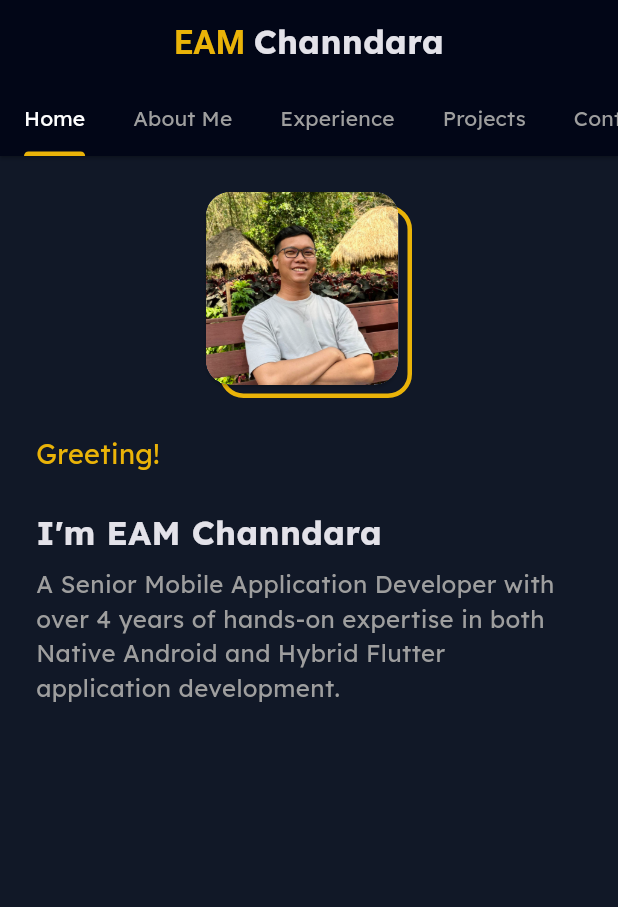
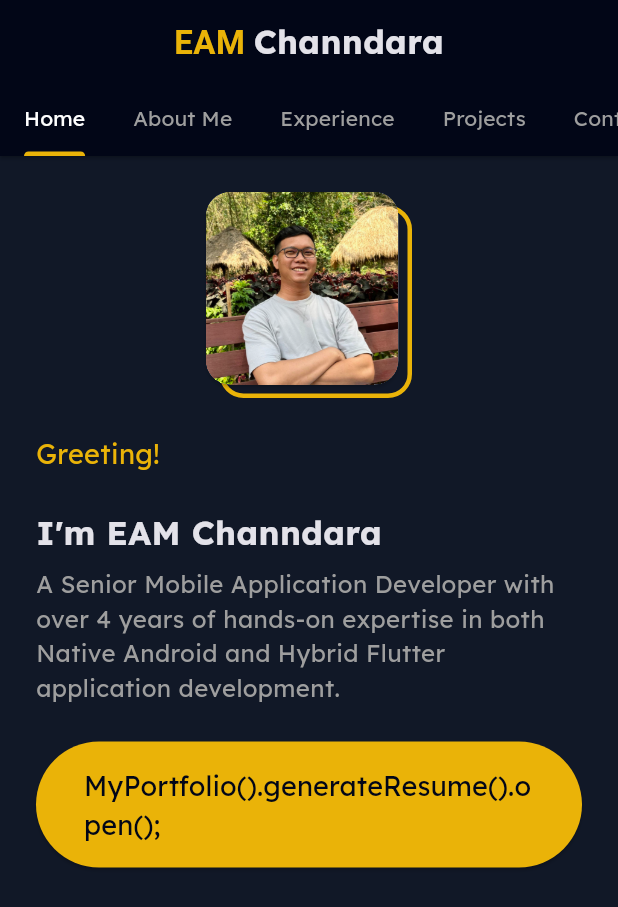
Before and after one commit to channdara/my_portfolio, a Flutter app: the screen it shows after launch, on a phone screen of 412 x 824 dp. Shown: the top 907 px of the screen. Run offline on Flutter 3.47's test engine with Material 3 defaults, Android fonts, the phone set to English and light mode, and no system bars.

Commit message:
[UNTRACKED]: Add Resume button

```diff
--- a/lib/src/common/app_common_data.dart
+++ b/lib/src/common/app_common_data.dart
@@ -6,7 +6,7 @@ const Color secondaryColor = Color(0xFF111827);
 const Color accentColor = Color(0xFFEAB308);
 
 const int tabLength = 5;
-const int tabInitialIndex = kDebugMode ? 4 : 0;
+const int tabInitialIndex = kDebugMode ? 0 : 0;
 
 const double _baseSpacingMultiplier = 24.0;
 const double phoneSpacing = _baseSpacingMultiplier;
--- a/lib/src/common/app_text_style.dart
+++ b/lib/src/common/app_text_style.dart
@@ -24,6 +24,10 @@ mixin AppTextStyle {
     fontSize: 18.0,
     color: accentColor,
   );
+  static const TextStyle s18Primary = TextStyle(
+    fontSize: 18.0,
+    color: primaryColor,
+  );
 
   static const TextStyle s16 = TextStyle(fontSize: 16.0);
   static const TextStyle s16Accent = TextStyle(
--- a/lib/src/page/home_page/widget/home_page_greeting.dart
+++ b/lib/src/page/home_page/widget/home_page_greeting.dart
@@ -2,6 +2,7 @@ import 'package:flutter/material.dart';
 
 import '../../../common/app_common_data.dart';
 import '../../../common/app_text_style.dart';
+import '../../../widget/resume_button_widget.dart';
 
 class HomePageGreeting extends StatelessWidget {
   const HomePageGreeting({super.key});
@@ -25,6 +26,8 @@ class HomePageGreeting extends StatelessWidget {
           'A Senior Mobile Application Developer with over 4 years of hands-on expertise in both Native Android and Hybrid Flutter application development.',
           style: AppTextStyle.s16Grey,
         ),
+        SizedBox(height: phoneSpacing),
+        ResumeButtonWidget(),
       ],
     );
   }
--- /dev/null
+++ b/lib/src/widget/resume_button_widget.dart
@@ -0,0 +1,31 @@
+import 'package:flutter/material.dart';
+
+import '../common/app_common_data.dart';
+import '../common/app_text_style.dart';
+import '../util/launcher_util.dart';
+
+class ResumeButtonWidget extends StatelessWidget {
+  const ResumeButtonWidget({super.key});
+
+  @override
+  Widget build(BuildContext context) {
+    return ElevatedButton(
+      onPressed: () {
+        LauncherUtil.openNewTap(
+          'https://firebasestorage.googleapis.com/v0/b/eam-channdara-portfolio.appspot.com/o/Resume%20-%20Eam%20Channdara.pdf?alt=media&token=bc326fdf-340c-45ea-a9f6-a3e6631e888c',
+        );
+      },
+      style: ElevatedButton.styleFrom(
+        backgroundColor: accentColor,
+        padding: const EdgeInsets.symmetric(
+          horizontal: 32.0,
+          vertical: 16.0,
+        ),
+      ),
+      child: const Text(
+        'MyPortfolio().generateResume().open();',
+        style: AppTextStyle.s18Primary,
+      ),
+    );
+  }
+}
```
Also changed, not shown: 1 other file.
